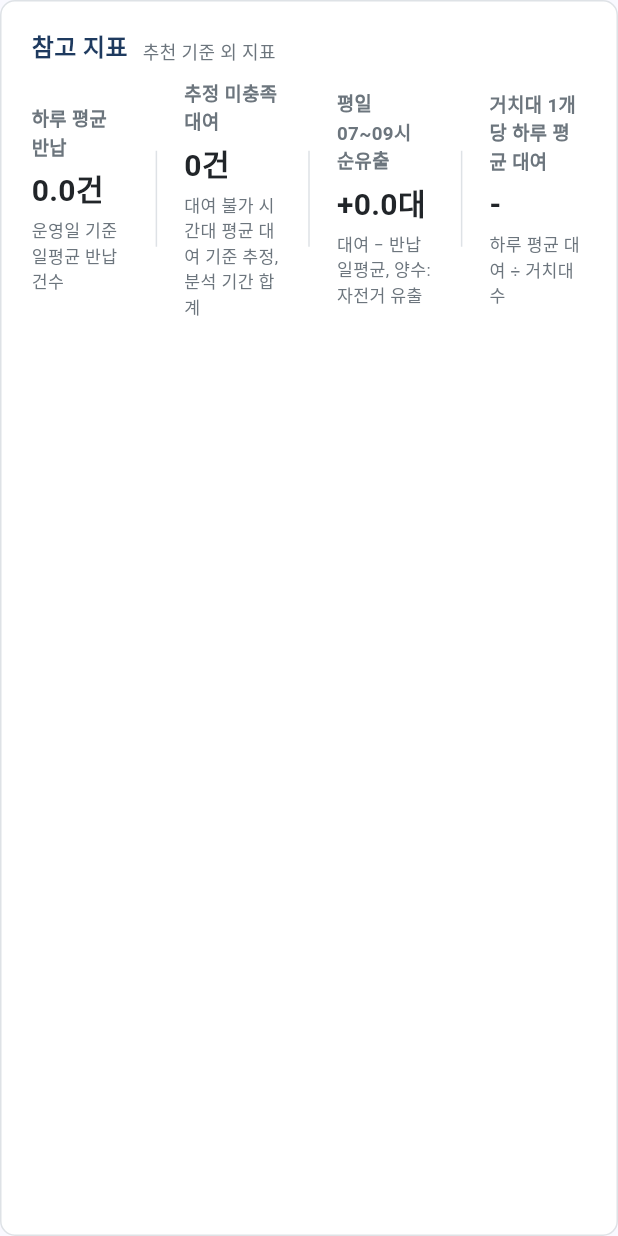
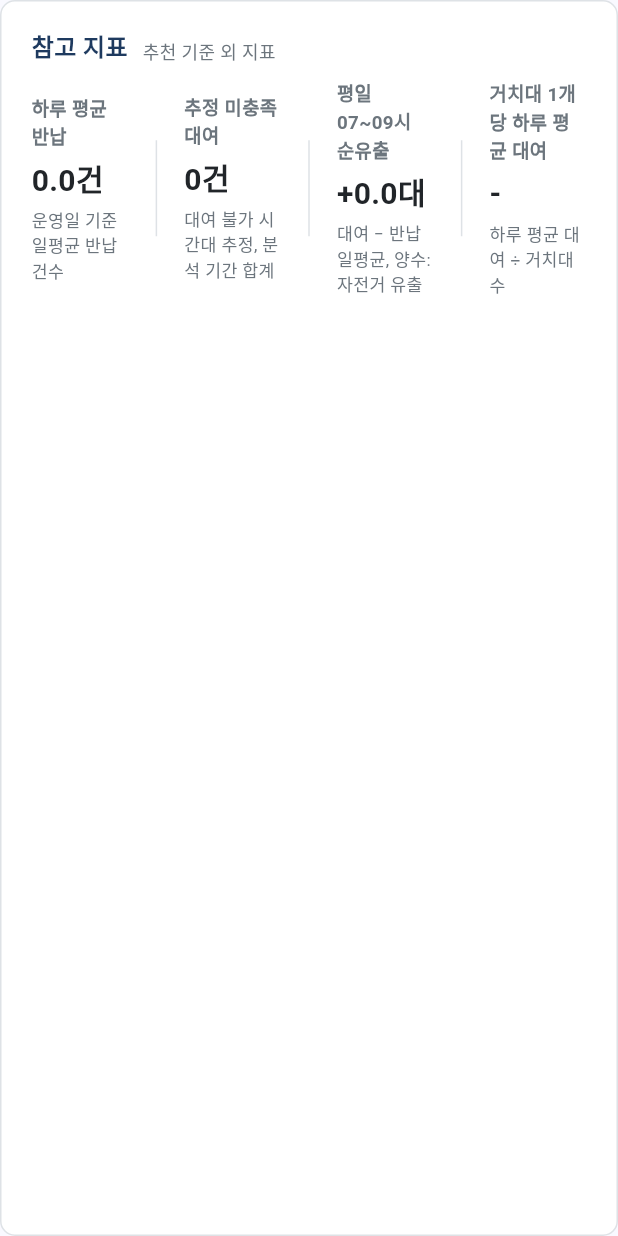
Before and after one commit to seo941024/DDarueng, a Flutter app: the _RefPanel widget shown alone on an empty page, opened directly with empty values, on a phone screen of 412 x 824 dp. Run offline on Flutter 3.47's test engine with Material 3 defaults, Android fonts, the phone set to English and light mode, and no system bars; our stand-ins replace fl_chart; Roboto replaces fonts that are missing (Pretendard).

Commit message:
참고 지표 추정 미충족 대여 설명 줄 단축
Co-Authored-By: Claude Opus 5.5 <noreply@anthropic.com>

```diff
--- a/app/lib/station_detail.dart
+++ b/app/lib/station_detail.dart
@@ -360,7 +360,7 @@ class _RefPanel extends StatelessWidget {
   Widget build(BuildContext context) {
     final items = [
       ('하루 평균 반납', '${n1(d.ret)}건', '운영일 기준 일평균 반납 건수'),
-      ('추정 미충족 대여', '${comma(d.lost)}건', '대여 불가 시간대 평균 대여 기준 추정, 분석 기간 합계'),
+      ('추정 미충족 대여', '${comma(d.lost)}건', '대여 불가 시간대 추정, 분석 기간 합계'),
       ('평일 07~09시 순유출', '${d.am >= 0 ? '+' : ''}${n1(d.am)}대', '대여 − 반납 일평균, 양수: 자전거 유출'),
       ('거치대 1개당 하루 평균 대여', d.turnover == null ? '-' : '${n1(d.turnover)}건', '하루 평균 대여 ÷ 거치대 수'),
     ];
```
